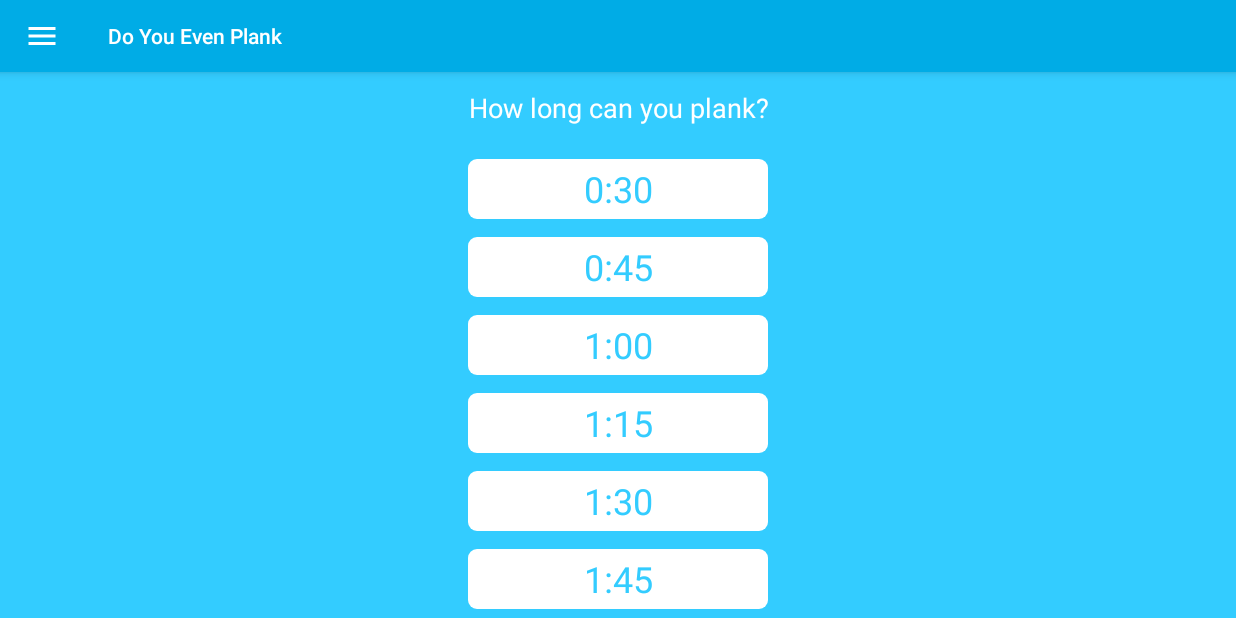
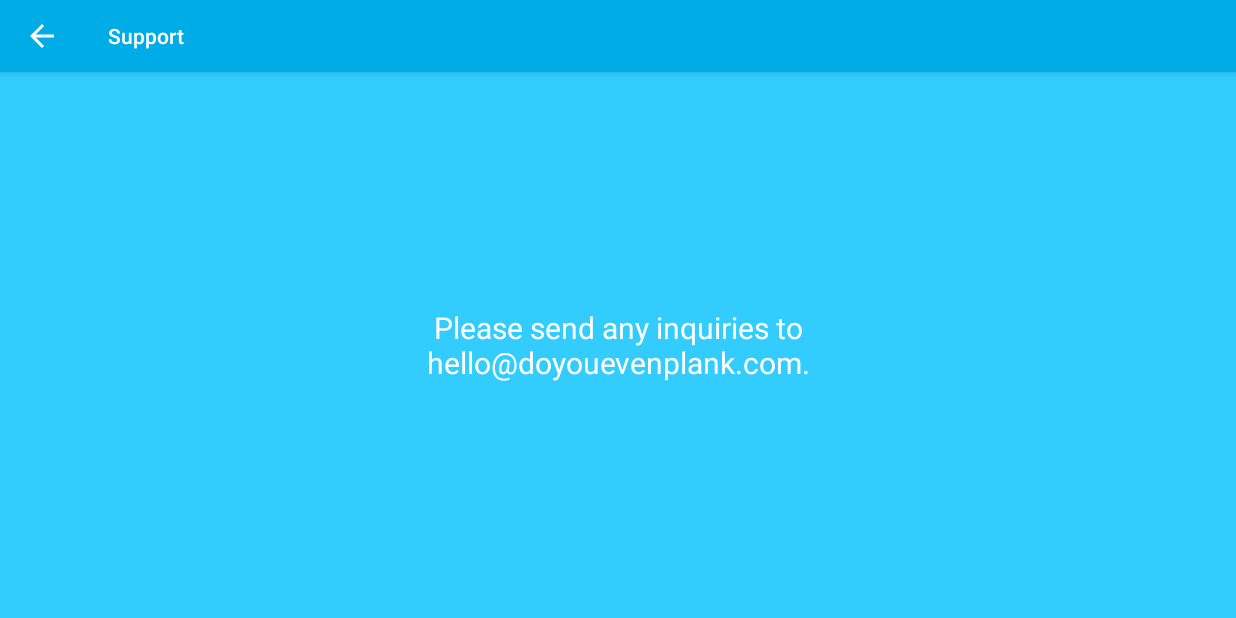
Before and after one commit to tsmears/android-do-you-even-plank, an Android app: the PickDurationActivity screen opened directly, with no data from a screen before it, in the side drawer, after a tap on "Support", on a phone screen of 824 x 412 dp (held sideways). Run offline under Robolectric (Android 15) with nearby library versions, the phone set to English and light mode, and no system bars; our stand-ins replace ButterKnife.

Commit message:
add SupportActivity

```diff
--- a/app/src/main/AndroidManifest.xml
+++ b/app/src/main/AndroidManifest.xml
@@ -44,6 +44,12 @@
             android:parentActivityName=".activity.PreviewVideoActivity">
         </activity>
 
+        <activity
+            android:name=".activity.SupportActivity"
+            android:screenOrientation="landscape"
+            android:parentActivityName=".activity.PickDurationActivity">
+        </activity>
+
     </application>
 
 </manifest>
--- a/app/src/main/java/com/doyouevenplank/android/activity/PickDurationActivity.java
+++ b/app/src/main/java/com/doyouevenplank/android/activity/PickDurationActivity.java
@@ -45,7 +45,8 @@ public class PickDurationActivity extends DoYouEvenPlankActivity {
                 switch (menuItem.getItemId()) {
                     case R.id.menu_history: // TODO
                         break;
-                    case R.id.menu_support: // TODO
+                    case R.id.menu_support:
+                        SupportActivity.start(PickDurationActivity.this);
                         break;
                     case R.id.menu_open_source_attributions: // TODO
                         break;
--- /dev/null
+++ b/app/src/main/java/com/doyouevenplank/android/activity/SupportActivity.java
@@ -0,0 +1,25 @@
+package com.doyouevenplank.android.activity;
+
+import android.content.Context;
+import android.content.Intent;
+import android.os.Bundle;
+
+import com.doyouevenplank.android.R;
+import com.doyouevenplank.android.activity.base.DoYouEvenPlankActivity;
+
+public class SupportActivity extends DoYouEvenPlankActivity {
+
+    public static void start(Context caller) {
+        Intent intent = new Intent(caller, SupportActivity.class);
+        caller.startActivity(intent);
+    }
+
+    @Override
+    public void onCreate(Bundle savedInstanceState) {
+        super.onCreate(savedInstanceState);
+        setContentView(R.layout.activity_support);
+
+        getSupportActionBar().setTitle(R.string.support);
+    }
+
+}
--- /dev/null
+++ b/app/src/main/res/layout/activity_support.xml
@@ -0,0 +1,16 @@
+<?xml version="1.0" encoding="utf-8"?>
+<LinearLayout
+    xmlns:android="http://schemas.android.com/apk/res/android"
+    android:layout_width="match_parent"
+    android:layout_height="match_parent"
+    android:orientation="vertical">
+
+    <TextView
+        android:layout_width="300dip"
+        android:layout_height="match_parent"
+        android:layout_gravity="center"
+        android:gravity="center"
+        android:text="@string/support_message"
+        android:textSize="20sp"/>
+
+</LinearLayout>
--- a/app/src/main/res/values/strings.xml
+++ b/app/src/main/res/values/strings.xml
@@ -1,6 +1,9 @@
 <resources>
     <string name="app_name">Do You Even Plank</string>
     <string name="welcome_screen_message">Do You Even Plank?</string>
+
+    <string name="network_required_prompt">You must be connected to the network in order to use this app.</string>
+    <string name="network_settings_label">Go to network settings</string>
 
     <string name="menu">Menu</string>
     <string name="drawer_open">drawer_open</string>
@@ -10,8 +13,7 @@
     <string name="open_source_attributions">Libraries we use</string>
     <string name="about">About</string>
 
-    <string name="network_required_prompt">You must be connected to the network in order to use this app.</string>
-    <string name="network_settings_label">Go to network settings</string>
+    <string name="support_message">Please send any inquiries to hello@doyouevenplank.com.</string>
 
     <string name="error_fetching_video_metadata">Error fetching video information. Please try again later.</string>
     <string name="error_youtube_player">YouTube player error: %1$s</string>
```
